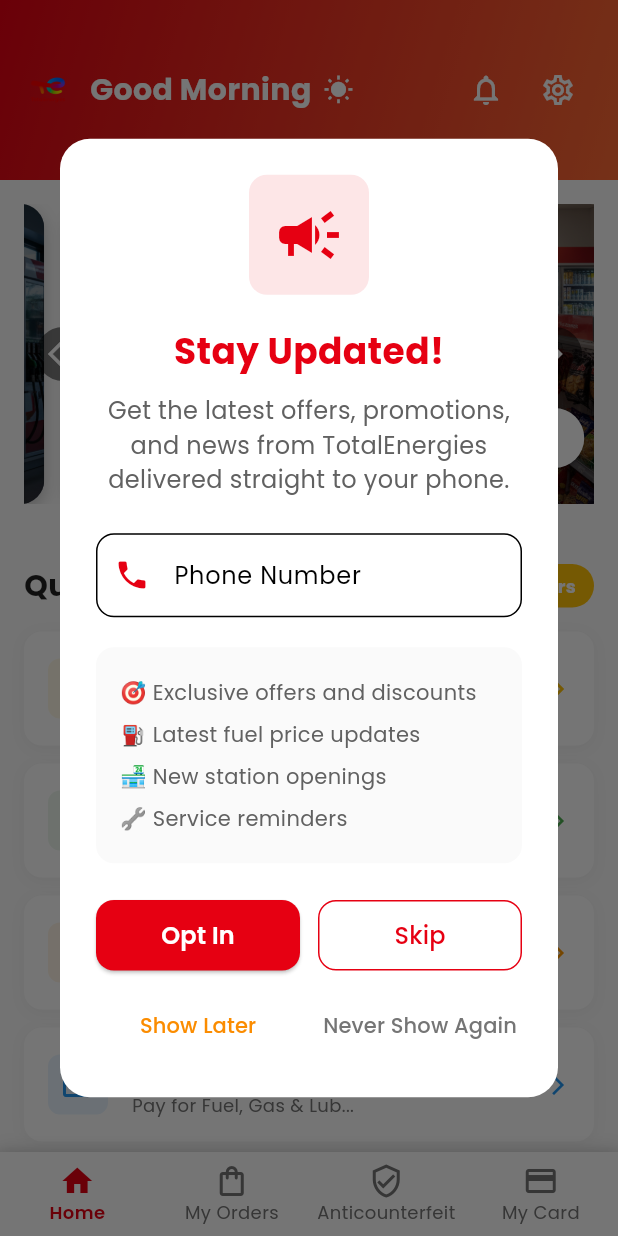
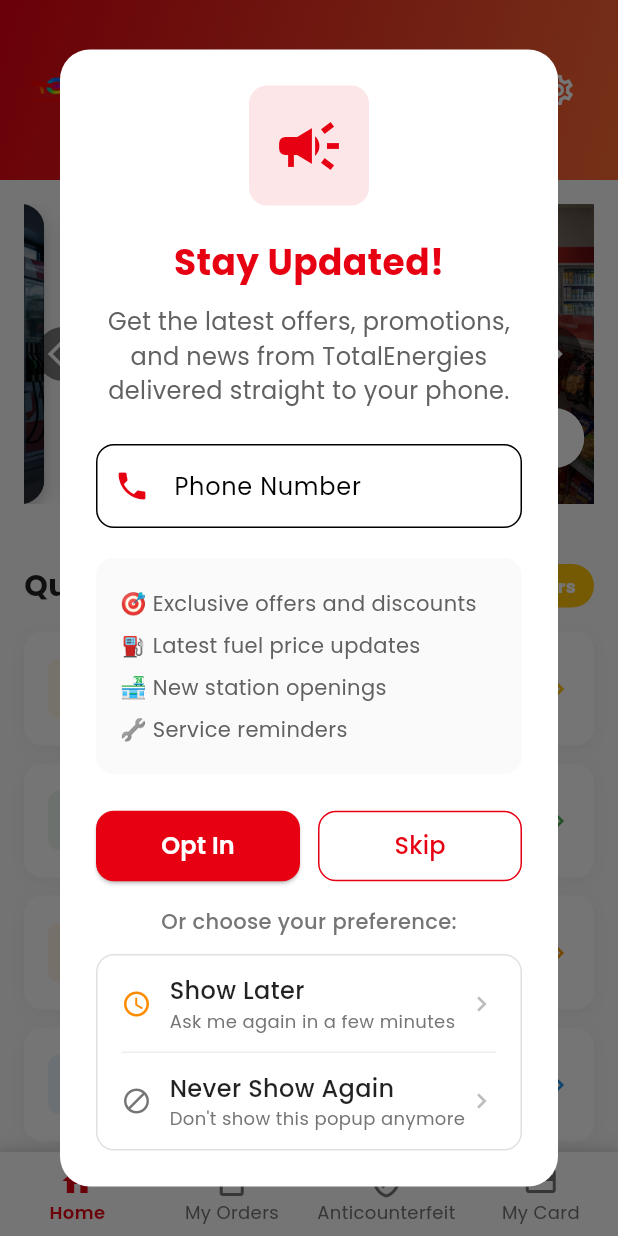
Before and after one commit to boazomare1/totalenergies-app, a Flutter app: the screen it shows after launch, on a phone screen of 412 x 824 dp. Run offline on Flutter 3.47's test engine with Material 3 defaults, Android fonts, the phone set to English and light mode, and no system bars; our stand-ins replace google_fonts.

Commit message:
feat: Redesign newsletter dialog with prominent preference options
🎨 UI REDESIGN:
- Replaced small text buttons with prominent card-style options
- Added clear visual hierarchy with icons and descriptions
- Created radio button-style selection interface

📱 NEW PREFERENCE OPTIONS:
- 'Show Later' with clock icon and description
- 'Never Show Again' with block icon and description
- Both options now clearly visible and easy to tap
- Added descriptive text for each option

🔧 IMPROVEMENTS:
- Added 'Or choose your preference:' header text
- Used InkWell for better touch feedback
- Added chevron icons for visual cues
- Proper spacing and padding for better UX
- Bordered container to group preference options

✅ USER EXPERIENCE:
- Much more obvious and accessible options
- Clear visual distinction between primary actions and preferences
- Professional card-style design
- Better touch targets for mobile devices

Ready for testing with clear preference selection!

```diff
--- a/lib/screens/home_screen.dart
+++ b/lib/screens/home_screen.dart
@@ -886,42 +886,131 @@ class _NewsletterOptInDialogState extends State<_NewsletterOptInDialog> {
                     ),
                   ],
                 ),
+                const SizedBox(height: 16),
+
+                // Preference Selection
+                Text(
+                  'Or choose your preference:',
+                  style: GoogleFonts.poppins(
+                    fontSize: 14,
+                    color: Colors.grey[600],
+                    fontWeight: FontWeight.w500,
+                  ),
+                ),
                 const SizedBox(height: 12),
-                // Secondary Action Row
-                Row(
+
+                // Radio Button Style Options
+                Container(
+                  decoration: BoxDecoration(
+                    border: Border.all(color: Colors.grey[300]!),
+                    borderRadius: BorderRadius.circular(12),
+                  ),
+                  child: Column(
                     children: [
+                      // Show Later Option
+                      InkWell(
+                        onTap: widget.onLater,
+                        borderRadius: const BorderRadius.only(
+                          topLeft: Radius.circular(12),
+                          topRight: Radius.circular(12),
+                        ),
+                        child: Container(
+                          padding: const EdgeInsets.symmetric(horizontal: 16, vertical: 12),
+                          child: Row(
+                            children: [
+                              Icon(
+                                Icons.schedule,
+                                color: Colors.orange[600],
+                                size: 20,
+                              ),
+                              const SizedBox(width: 12),
                               Expanded(
-                      child: TextButton(
-                        onPressed: widget.onLater,
-                        style: TextButton.styleFrom(
-                          padding: const EdgeInsets.symmetric(vertical: 8),
-                        ),
-                        child: Text(
+                                child: Column(
+                                  crossAxisAlignment: CrossAxisAlignment.start,
+                                  children: [
+                                    Text(
                                       'Show Later',
                                       style: GoogleFonts.poppins(
-                            fontSize: 14,
-                            color: Colors.orange[600],
+                                        fontSize: 16,
+                                        fontWeight: FontWeight.w500,
+                                        color: Colors.black87,
+                                      ),
+                                    ),
+                                    Text(
+                                      'Ask me again in a few minutes',
+                                      style: GoogleFonts.poppins(
+                                        fontSize: 12,
+                                        color: Colors.grey[600],
+                                      ),
+                                    ),
+                                  ],
+                                ),
+                              ),
+                              Icon(
+                                Icons.chevron_right,
+                                color: Colors.grey[400],
+                                size: 20,
+                              ),
+                            ],
                           ),
                         ),
                       ),
+                      // Divider
+                      Container(
+                        height: 1,
+                        color: Colors.grey[200],
+                        margin: const EdgeInsets.symmetric(horizontal: 16),
+                      ),
+                      // Never Show Again Option
+                      InkWell(
+                        onTap: widget.onNever,
+                        borderRadius: const BorderRadius.only(
+                          bottomLeft: Radius.circular(12),
+                          bottomRight: Radius.circular(12),
+                        ),
+                        child: Container(
+                          padding: const EdgeInsets.symmetric(horizontal: 16, vertical: 12),
+                          child: Row(
+                            children: [
+                              Icon(
+                                Icons.block,
+                                color: Colors.grey[600],
+                                size: 20,
                               ),
                               const SizedBox(width: 12),
                               Expanded(
-                      child: TextButton(
-                        onPressed: widget.onNever,
-                        style: TextButton.styleFrom(
-                          padding: const EdgeInsets.symmetric(vertical: 8),
-                        ),
-                        child: Text(
+                                child: Column(
+                                  crossAxisAlignment: CrossAxisAlignment.start,
+                                  children: [
+                                    Text(
                                       'Never Show Again',
                                       style: GoogleFonts.poppins(
-                            fontSize: 14,
+                                        fontSize: 16,
+                                        fontWeight: FontWeight.w500,
+                                        color: Colors.black87,
+                                      ),
+                                    ),
+                                    Text(
+                                      'Don\'t show this popup anymore',
+                                      style: GoogleFonts.poppins(
+                                        fontSize: 12,
                                         color: Colors.grey[600],
                                       ),
+                                    ),
+                                  ],
+                                ),
+                              ),
+                              Icon(
+                                Icons.chevron_right,
+                                color: Colors.grey[400],
+                                size: 20,
+                              ),
+                            ],
                           ),
                         ),
                       ),
                     ],
+                  ),
                 ),
               ],
             ),
```
Lines whose indentation alone changed are shown as unchanged.
